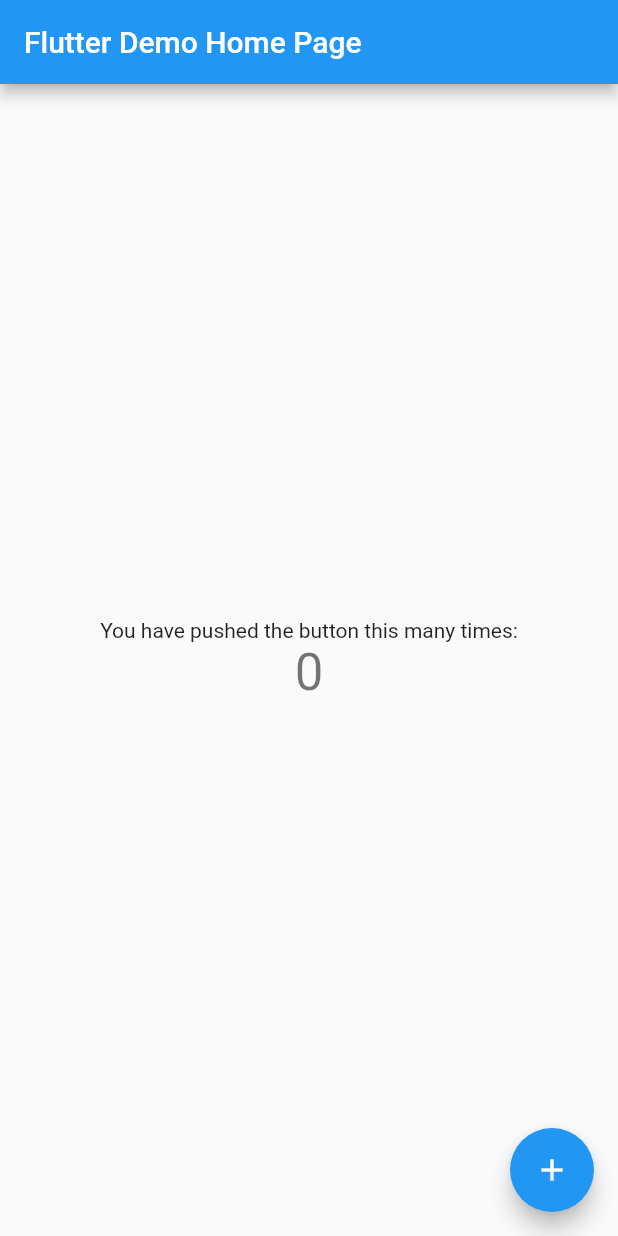
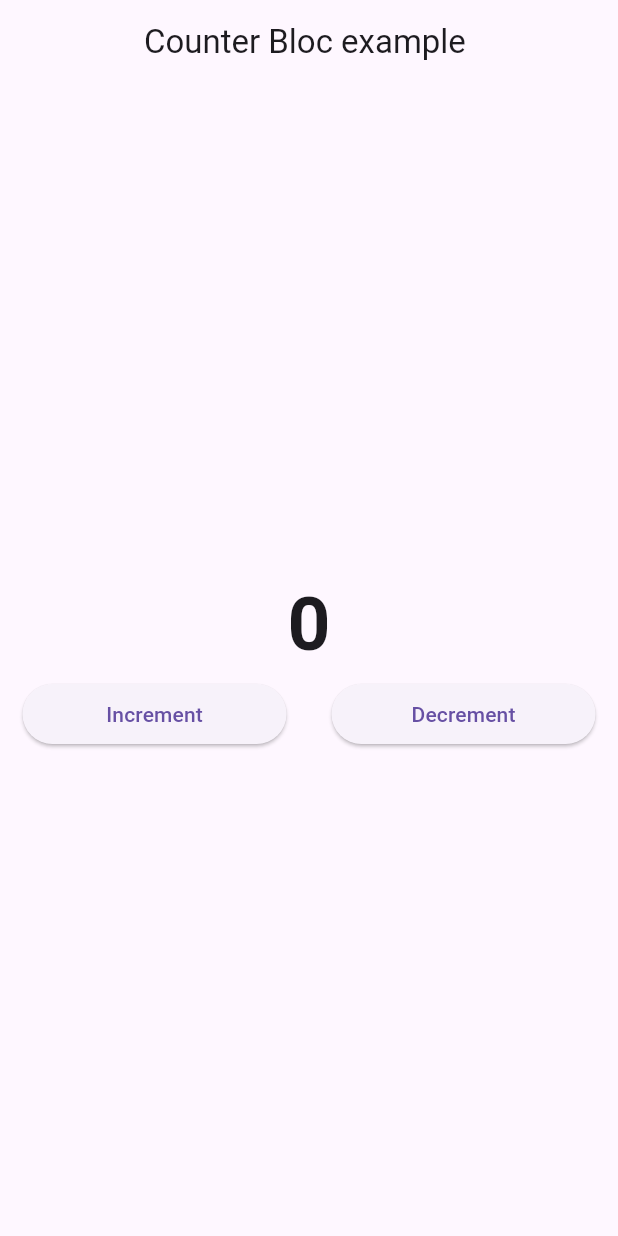
Before and after one commit to harisdev1/bloc_learning, a Flutter app: the screen it shows after launch, on a phone screen of 412 x 824 dp. Run offline on Flutter 3.47's test engine with Material 2 defaults, Android fonts, the phone set to English and light mode, and no system bars; our stand-ins replace bloc, equatable, flutter_bloc.

Commit message:
counter example add

```diff
--- /dev/null
+++ b/lib/counter/bloc/counter_bloc.dart
@@ -0,0 +1,17 @@
+import 'package:bloc/bloc.dart';
+import 'package:equatable/equatable.dart';
+import 'package:meta/meta.dart';
+
+part 'counter_event.dart';
+part 'counter_state.dart';
+
+class CounterBloc extends Bloc<CounterEvent, CounterState> {
+  CounterBloc() : super(const CounterState()) {
+    on<IncrementEvent>((event, emit) {
+      emit(const CounterState().copWith(count: state.count + 1));
+    });
+    on<DecrementEvent>((event, emit) {
+      emit(const CounterState().copWith(count: state.count + 1));
+    });
+  }
+}
--- /dev/null
+++ b/lib/counter/bloc/counter_state.dart
@@ -0,0 +1,15 @@
+part of 'counter_bloc.dart';
+
+@immutable
+class CounterState extends Equatable {
+  final int count;
+
+  const CounterState({this.count = 0});
+
+  CounterState copWith({int? count}) {
+    return CounterState(count: count ?? this.count);
+  }
+
+  @override
+  List<Object?> get props => [count];
+}
--- /dev/null
+++ b/lib/counter/cubit/counter_cubit.dart
@@ -0,0 +1,16 @@
+import 'package:bloc_learning/counter/cubit/counter_state.dart';
+import 'package:flutter_bloc/flutter_bloc.dart';
+
+class CounterCubit extends Cubit<CounterState> {
+  CounterCubit() : super(const CounterState());
+
+  void increment() {
+    emit(const CounterState().copWith(count: state.count + 1));
+  }
+
+  void decrement() {
+    if (state.count > 0) {
+      emit(const CounterState().copWith(count: state.count - 1));
+    }
+  }
+}
--- /dev/null
+++ b/lib/counter/cubit/counter_state.dart
@@ -0,0 +1,14 @@
+import 'package:equatable/equatable.dart';
+
+class CounterState extends Equatable {
+  final int count;
+
+  const CounterState({this.count = 0});
+
+  CounterState copWith({int? count}) {
+    return CounterState(count: count ?? this.count);
+  }
+
+  @override
+  List<Object?> get props => [count];
+}
--- /dev/null
+++ b/lib/counter/pages/counter_bloc_page.dart
@@ -0,0 +1,75 @@
+import 'package:bloc_learning/counter/cubit/counter_cubit.dart';
+import 'package:bloc_learning/counter/cubit/counter_state.dart';
+import 'package:flutter/material.dart';
+import 'package:flutter_bloc/flutter_bloc.dart';
+
+class CounterBlocPage extends StatelessWidget {
+  const CounterBlocPage({super.key});
+
+  @override
+  Widget build(BuildContext context) {
+    return Scaffold(
+      appBar: AppBar(
+        centerTitle: true,
+        title: const Text("Counter Bloc example "),
+      ),
+      body: Padding(
+        padding: const EdgeInsets.symmetric(horizontal: 15),
+        child: Column(
+          mainAxisAlignment: MainAxisAlignment.center,
+          children: [
+            BlocConsumer<CounterCubit, CounterState>(
+                buildWhen: (previous, current) {
+              return current.count >= 0;
+            }, listenWhen: (previous, current) {
+              return previous.count > 0;
+            }, listener: (BuildContext context, CounterState state) {
+              if (state.count == 0) {
+                final snackBar = SnackBar(
+                  content: const Text('Counter reset to zero'),
+                  action: SnackBarAction(
+                    label: 'Dismiss',
+                    onPressed: () {
+                      ScaffoldMessenger.of(context).hideCurrentSnackBar();
+                    },
+                  ),
+                );
+                ScaffoldMessenger.of(context).showSnackBar(snackBar);
+              }
+            }, builder: (BuildContext context, CounterState state) {
+              print("Build");
+              return Text(
+                '${state.count}',
+                style: const TextStyle(
+                  fontSize: 50,
+                  fontWeight: FontWeight.bold,
+                ),
+              );
+            }),
+            Row(
+              children: [
+                Expanded(
+                  child: ElevatedButton(
+                    onPressed: () {
+                      context.read<CounterCubit>().increment();
+                    },
+                    child: const Text("Increment"),
+                  ),
+                ),
+                const SizedBox(width: 30),
+                Expanded(
+                  child: ElevatedButton(
+                    onPressed: () {
+                      context.read<CounterCubit>().decrement();
+                    },
+                    child: const Text("Decrement"),
+                  ),
+                ),
+              ],
+            ),
+          ],
+        ),
+      ),
+    );
+  }
+}
--- a/lib/main.dart
+++ b/lib/main.dart
@@ -1,4 +1,8 @@
+import 'package:bloc_learning/counter/cubit/counter_cubit.dart';
+import 'package:bloc_learning/counter/pages/counter_bloc_page.dart';
+import 'package:bloc_learning/counter/pages/counter_cubit_page.dart';
 import 'package:flutter/material.dart';
+import 'package:flutter_bloc/flutter_bloc.dart';
 
 void main() {
   runApp(const MyApp());
@@ -9,58 +13,21 @@ class MyApp extends StatelessWidget {
 
   @override
   Widget build(BuildContext context) {
-    return MaterialApp(
-      title: 'Flutter Demo',
-      theme: ThemeData(
-        primarySwatch: Colors.blue,
-      ),
-      home: const MyHomePage(title: 'Flutter Demo Home Page'),
-    );
-  }
-}
-
-class MyHomePage extends StatefulWidget {
-  const MyHomePage({super.key, required this.title});
-
-  final String title;
-
-  @override
-  State<MyHomePage> createState() => _MyHomePageState();
-}
-
-class _MyHomePageState extends State<MyHomePage> {
-  int _counter = 0;
-
-  void _incrementCounter() {
-    setState(() {
-      _counter++;
-    });
-  }
-
-  @override
-  Widget build(BuildContext context) {
-    return Scaffold(
-      appBar: AppBar(
-        title: Text(widget.title),
-      ),
-      body: Center(
-        child: Column(
-          mainAxisAlignment: MainAxisAlignment.center,
-          children: <Widget>[
-            const Text(
-              'You have pushed the button this many times:',
-            ),
-            Text(
-              '$_counter',
-              style: Theme.of(context).textTheme.headlineMedium,
-            ),
-          ],
+    return MultiBlocProvider(
+      providers: [
+        BlocProvider(
+          create: (_) => CounterCubit(),
+          lazy: true,
         ),
-      ),
-      floatingActionButton: FloatingActionButton(
-        onPressed: _incrementCounter,
-        tooltip: 'Increment',
-        child: const Icon(Icons.add),
+      ],
+      child: MaterialApp(
+        title: 'Flutter Demo',
+        theme: ThemeData(
+          useMaterial3: true,
+          primarySwatch: Colors.blue,
+        ),
+        // home: const CounterCubitPage(),
+        home: const CounterBlocPage(),
       ),
     );
   }
--- a/pubspec.yaml
+++ b/pubspec.yaml
@@ -35,6 +35,8 @@ dependencies:
   # The following adds the Cupertino Icons font to your application.
   # Use with the CupertinoIcons class for iOS style icons.
   cupertino_icons: ^1.0.2
+  flutter_bloc: ^8.1.6
+  equatable: ^2.0.5
 
 dev_dependencies:
   flutter_test:
```
Also changed, not shown: lib/counter/bloc/counter_event.dart (added, +9 -0 lines), lib/counter/pages/counter_cubit_page.dart (added, +60 -0 lines), pubspec.lock.
